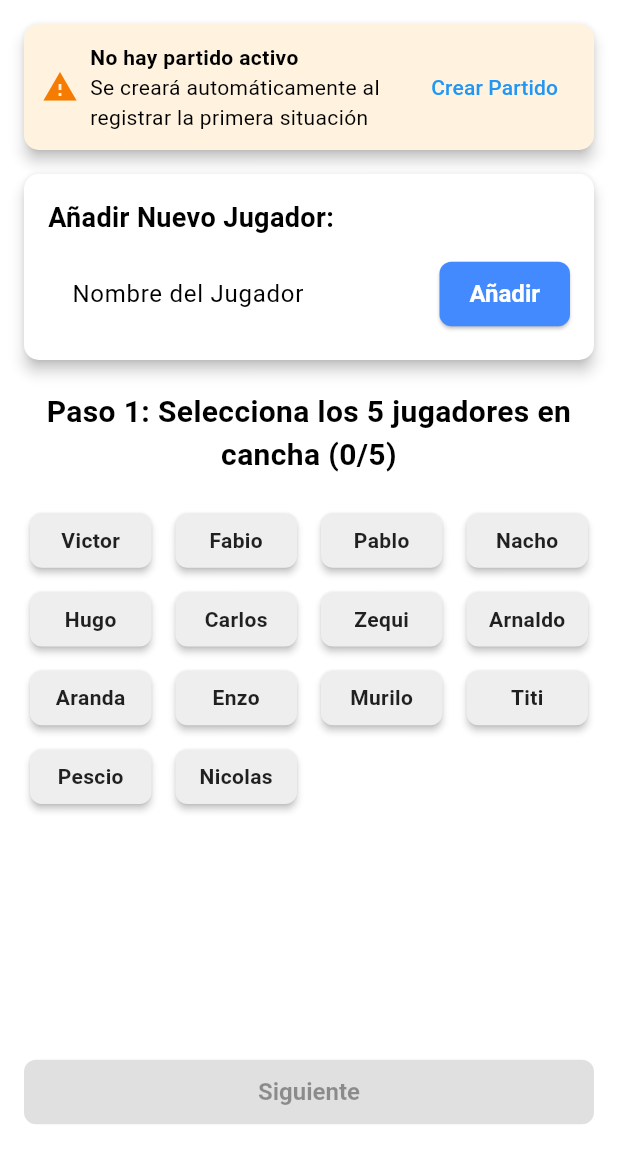
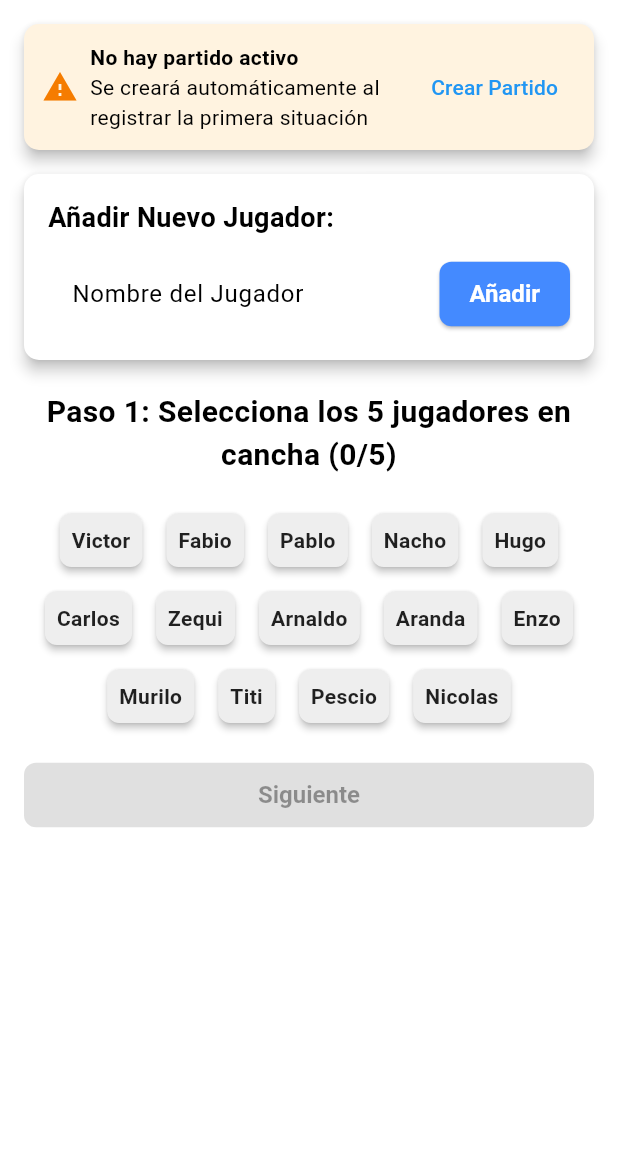
Before and after one commit to CrisMonteiro23/add_saving_myApp_Futsal, a Flutter app: the screen it shows after launch, on a phone screen of 412 x 824 dp, the part 84-1236 px from its top. Run offline on Flutter 3.47's test engine with Material 3 defaults, Android fonts, the phone set to English and light mode, and no system bars; our stand-ins replace csv, fl_chart, shared_preferences.

Commit message:
Update home_screen.dart

```diff
--- a/lib/screens/home_screen.dart
+++ b/lib/screens/home_screen.dart
@@ -77,6 +77,17 @@ class _HomeScreenState extends State<HomeScreen> {
     });
   }
 
+  // Modificación: Función para reiniciar solo los pasos de la situación
+  void _resetSituationForm() {
+    setState(() {
+      _currentStep = AppStep.selectPlayers;
+      _esAFavor = null;
+      _selectedTipoLlegada = null;
+    });
+  }
+
+
+  // Modificación: Cambiar la llamada a _resetForm() por _resetSituationForm()
   void _addSituationAndReset() {
     if (_esAFavor == null || _selectedTipoLlegada == null || _selectedPlayers.length != 5) {
       ScaffoldMessenger.of(context).showSnackBar(
@@ -99,7 +110,8 @@ class _HomeScreenState extends State<HomeScreen> {
       const SnackBar(content: Text('Situación registrada con éxito.')),
     );
 
-    _resetForm();
+    // ✅ MODIFICACIÓN: Resetear solo el formulario de la situación, manteniendo los jugadores
+    _resetSituationForm();
   }
 
   // ✅ NUEVO: Diálogo para crear partido rápido
@@ -133,7 +145,8 @@ class _HomeScreenState extends State<HomeScreen> {
                 ),
               );
 
-              _resetForm();
+              // ✅ MODIFICACIÓN: Resetear solo el formulario de la situación, manteniendo los jugadores
+              _resetSituationForm();
             },
             child: const Text('Crear Partido'),
           ),
@@ -326,13 +339,14 @@ class _HomeScreenState extends State<HomeScreen> {
                 const SizedBox(height: 20),
 
                 // Contenido basado en el paso actual
-                Expanded(
-                  child: _currentStep == AppStep.selectPlayers
-                      ? _buildPlayerSelectionGrid(appData.jugadores)
-                      : _currentStep == AppStep.selectType
-                          ? _buildTypeSelectionButtons()
-                          : _buildSituationTypeSelection(),
-                ),
+                // ✅ MODIFICACIÓN: Quitar el Expanded para evitar el scroll en la selección de jugadores
+                // Usar un SizedBox para controlar el tamaño si es necesario, pero el Wrap widget es mejor.
+                // En este caso, simplemente se elimina el Expanded.
+                _currentStep == AppStep.selectPlayers
+                    ? _buildPlayerSelectionGrid(appData.jugadores)
+                    : _currentStep == AppStep.selectType
+                        ? _buildTypeSelectionButtons()
+                        : Expanded(child: _buildSituationTypeSelection()),
 
                 const SizedBox(height: 20),
 
@@ -346,17 +360,13 @@ class _HomeScreenState extends State<HomeScreen> {
     );
   }
 
+  // ✅ MODIFICACIÓN: Usar Wrap en lugar de GridView para evitar el scroll
   Widget _buildPlayerSelectionGrid(List<Jugador> jugadores) {
-    return GridView.builder(
-      gridDelegate: const SliverGridDelegateWithFixedCrossAxisCount(
-        crossAxisCount: 4,
-        crossAxisSpacing: 8,
-        mainAxisSpacing: 8,
-        childAspectRatio: 2.0,
-      ),
-      itemCount: jugadores.length,
-      itemBuilder: (context, index) {
-        final jugador = jugadores[index];
+    return Wrap(
+      spacing: 8.0,
+      runSpacing: 8.0,
+      alignment: WrapAlignment.center,
+      children: jugadores.map((jugador) {
         final isSelected = _selectedPlayers.contains(jugador);
         return GestureDetector(
           onTap: () => _togglePlayerSelection(jugador),
@@ -370,7 +380,8 @@ class _HomeScreenState extends State<HomeScreen> {
                 width: 2,
               ),
             ),
-            child: Center(
+            child: Padding(
+              padding: const EdgeInsets.all(8.0),
               child: Text(
                 jugador.nombre,
                 textAlign: TextAlign.center,
@@ -383,7 +394,7 @@ class _HomeScreenState extends State<HomeScreen> {
             ),
           ),
         );
-      },
+      }).toList(),
     );
   }
 
```
